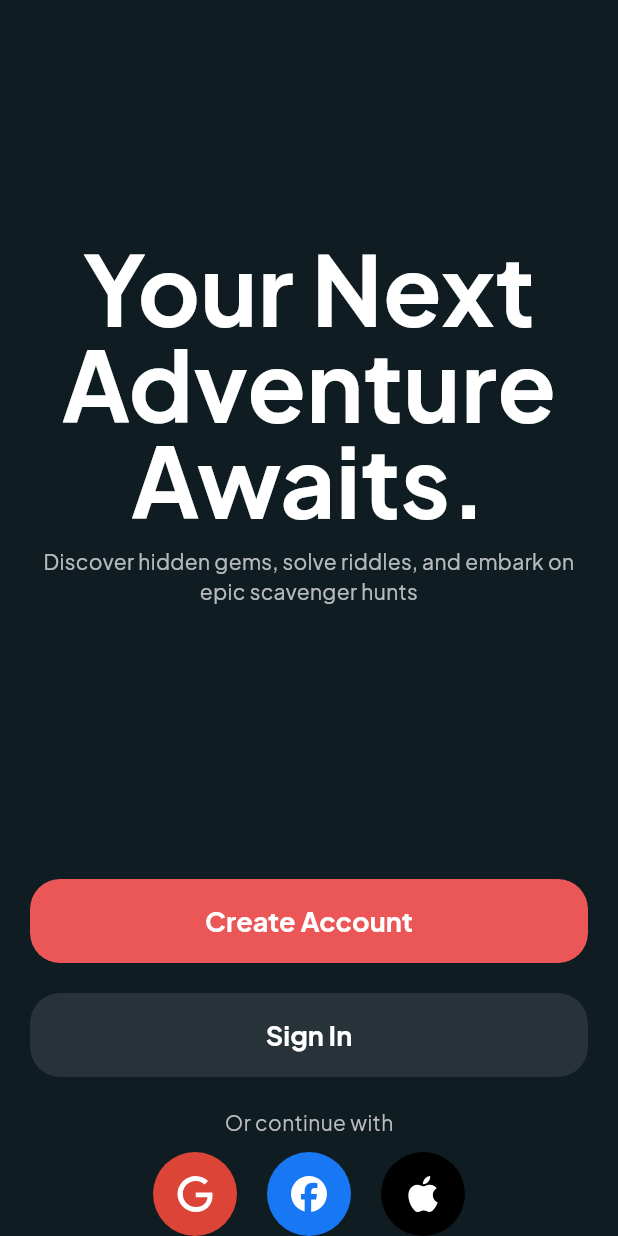
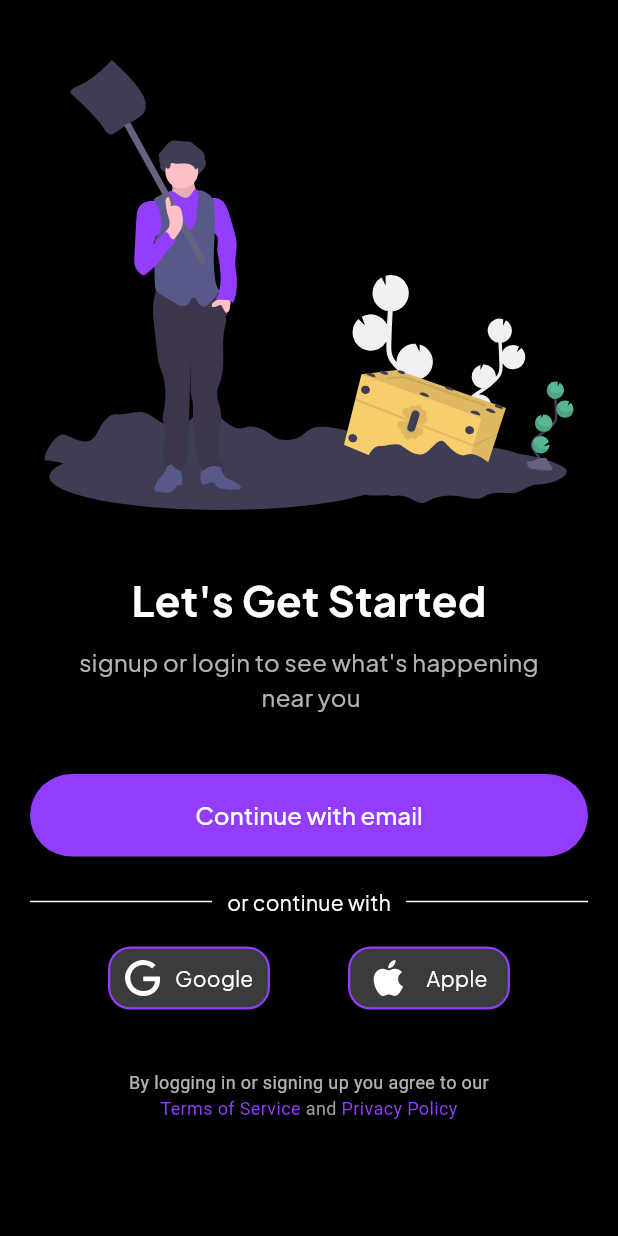
Before and after one commit to Sinmiloluwa/treasure-hunt-new, a Flutter app: the screen it shows after launch, on a phone screen of 412 x 824 dp. Run offline on Flutter 3.47's test engine with Material 3 defaults, Android fonts, the phone set to English and light mode, and no system bars; our stand-ins replace animated_text_kit, cached_network_image, flutter_svg, google_maps_flutter, shared_preferences, shimmer.

Commit message:
reset app

```diff
--- a/lib/main.dart
+++ b/lib/main.dart
@@ -16,8 +16,11 @@ class TreasureHuntApp extends StatelessWidget {
       theme: ThemeData(
         brightness: Brightness.dark,
         fontFamily: 'Jakarta',
-        primaryColor: const Color(0xFF0f1c22),
-        scaffoldBackgroundColor: const Color(0xFF0f1c22),
+        colorScheme: const ColorScheme.dark(
+          primary: Colors.black,
+          surface: Colors.black,
+          secondary: Colors.white,
+        ),
         elevatedButtonTheme: ElevatedButtonThemeData(
           style: ElevatedButton.styleFrom(
             backgroundColor: const Color(0xFF0f1c22),
--- a/lib/pages/profile_screen.dart
+++ b/lib/pages/profile_screen.dart
@@ -47,7 +47,7 @@ class ProfileScreen extends StatelessWidget {
                   bottom: 8,
                   right: 8,
                   child: Container(
-                    decoration: BoxDecoration(
+                    decoration: const BoxDecoration(
                       color: Colors.blueAccent,
                       shape: BoxShape.circle,
                     ),
@@ -86,7 +86,7 @@ class ProfileScreen extends StatelessWidget {
                 length: 3,
                 child: Column(
                   children: [
-                    TabBar(
+                    const TabBar(
                       indicatorColor: Color(0xFF17a3eb),
                       tabs: [
                         Tab(
--- a/lib/screens/welcome_screen.dart
+++ b/lib/screens/welcome_screen.dart
@@ -1,4 +1,5 @@
 import 'package:flutter/material.dart';
+import 'package:flutter_svg/svg.dart';
 import 'package:treasure_hunt/pages/home_screen.dart';
 import 'package:treasure_hunt/widgets/custom_buttons.dart';
 import 'package:treasure_hunt/widgets/social_buttons.dart';
@@ -11,7 +12,8 @@ class WelcomeScreen extends StatelessWidget {
     Navigator.pushReplacement(
       context,
       PageRouteBuilder(
-        pageBuilder: (context, animation, secondaryAnimation) => const WidgetTree(),
+        pageBuilder: (context, animation, secondaryAnimation) =>
+            const WidgetTree(),
         transitionDuration: Duration.zero, // Instant transition
         reverseTransitionDuration: Duration.zero,
       ),
@@ -21,91 +23,135 @@ class WelcomeScreen extends StatelessWidget {
   @override
   Widget build(BuildContext context) {
     return Scaffold(
-      backgroundColor: const Color(0xFF0f1c22),
       body: SafeArea(
         child: Padding(
-          padding: const EdgeInsets.symmetric(horizontal: 20.0),
-          child: Padding(
-            padding: const EdgeInsets.only(top: 160.0),
+          padding: const EdgeInsets.only(left: 20.0, top: 40.0, right: 20.0),
           child: Column(
-              mainAxisAlignment: MainAxisAlignment.spaceBetween,
-              crossAxisAlignment: CrossAxisAlignment.center,
+              mainAxisAlignment: MainAxisAlignment.start,
+              crossAxisAlignment: CrossAxisAlignment.stretch,
               children: [
-                const Column(children: [
-                  Text(
-                    'Your Next\nAdventure\nAwaits.',
+                SvgPicture.asset(
+                  'assets/icons/splash.svg',
+                  width: 300, // optional
+                  height: 300, // optional
+                ),
+                const SizedBox(height: 40),
+                const Text(
+                  'Let\'s Get Started',
                   textAlign: TextAlign.center,
                   style: TextStyle(
-                      fontFamily: 'Jakarta',
-                      fontSize: 64,
+                    fontSize: 28,
                     fontWeight: FontWeight.bold,
                     color: Colors.white,
-                      height: 1.0,
                   ),
                 ),
-                  SizedBox(height: 12),
-                  Text(
-                    'Discover hidden gems, solve riddles, and embark on epic scavenger hunts',
+                const SizedBox(height: 10),
+                const Text(
+                  'signup or login to see what\'s happening \n near you',
                   textAlign: TextAlign.center,
                   style: TextStyle(
-                      fontFamily: 'Jakarta',
+                    fontSize: 16,
                     color: Colors.white70,
                   ),
                 ),
-                ]),
-                Column(
-                  children: [
-                    CustomButton(
-                      label: 'Create Account',
-                      type: ButtonType.primary,
-                      onPressed: () => _navigateToHome(context)
+                const SizedBox(height: 40),
+                TextButton(
+                  style: TextButton.styleFrom(
+                    backgroundColor: const Color(0xFF933DFC),
+                    padding: const EdgeInsets.symmetric(vertical: 16.0),
+                    shape: RoundedRectangleBorder(
+                      borderRadius: BorderRadius.circular(50.0),
+                    ),
+                  ),
+                  onPressed: () {
+                    Navigator.push(context, MaterialPageRoute(builder: (context) => const HomeScreen()));
+                  },
+                  child: const Text('Continue with email',
+                      style: TextStyle(color: Colors.white, fontSize: 16)),
                 ),
                 const SizedBox(height: 20),
-                    CustomButton(
-                      label: 'Sign In',
-                      type: ButtonType.secondary,
-                      onPressed: () => _navigateToHome(context)
-                    ),
-                    const SizedBox(height: 20),
-                    Text(
-                      'Or continue with',
-                      style: TextStyle(
-                        fontFamily: 'Jakarta',
-                        color: Colors.grey[400],
+                const Row(
+                  children: [
+                    Expanded(
+                      child: Divider(
+                        color: Colors.white,
+                        thickness: 1,
+                        endIndent: 10,
                       ),
                     ),
-                    const SizedBox(height: 10),
-                    Row(mainAxisAlignment: MainAxisAlignment.center, children: [
-                      SocialButton(
-                        backgroundColor: const Color(0xFFDB4437), // Google red
-                        assetPath: 'assets/icons/google_white.svg',
-                        onTap: () {
-                          print('Google login');
-                        },
+                    Text(
+                      'or continue with',
+                      style: TextStyle(
+                        color: Colors.white,
+                        fontSize: 14,
                       ),
-                      const SizedBox(width: 20),
-                      SocialButton(
-                        backgroundColor:
-                            const Color(0xFF1877F2), // Facebook blue
-                        assetPath: 'assets/icons/face_white.svg',
-                        onTap: () {
-                          print('Facebook login');
-                        },
                     ),
-                      const SizedBox(width: 20),
-                      SocialButton(
-                        backgroundColor: Colors.black, // Apple black
-                        assetPath: 'assets/icons/apple_white.svg',
-                        onTap: () {
-                          print('Apple login');
-                        },
+                    Expanded(
+                      child: Divider(
+                        color: Colors.white,
+                        thickness: 1,
+                        indent: 10,
                       ),
-                    ]),
-                  ],
                     ),
                   ],
                 ),
+                const SizedBox(height: 20),
+                Row(
+                  mainAxisAlignment: MainAxisAlignment.spaceEvenly,
+                  children: [
+                    SocialButton(
+                      assetPath: 'assets/icons/google_white.svg',
+                      onTap: () {},
+                      backgroundColor: const Color(0xFF3A3B3D),
+                      text: 'Google',
                     ),
+                    SocialButton(
+                      assetPath: 'assets/icons/apple_white.svg',
+                      onTap: () {},
+                      backgroundColor: const Color(0xFF3A3B3D),
+                      text: 'Apple',
+                    ),
+                  ],
+                ),
+                const SizedBox(height: 40),
+                const Text.rich(
+                  TextSpan(
+                    children: [
+                      TextSpan(
+                        text: 'By logging in or signing up you agree to our \n',
+                        style: TextStyle(
+                          color: Colors.white70,
+                          fontSize: 12,
+                        ),
+                      ),
+                      TextSpan(
+                        text: 'Terms of Service',
+                        style: TextStyle(
+                          color: Color(0xFF933DFC),
+                          fontSize: 12,
+                        ),
+                        // Add gesture recognizer if needed
+                      ),
+                      TextSpan(
+                        text: ' and ',
+                        style: TextStyle(
+                          color: Colors.grey,
+                          fontSize: 12,
+                        ),
+                      ),
+                      TextSpan(
+                        text: 'Privacy Policy',
+                        style: TextStyle(
+                          color: Color(0xFF933DFC),
+                          fontSize: 12,
+                        ),
+                        // Add gesture recognizer if needed
+                      ),
+                    ],
+                  ),
+                  textAlign: TextAlign.center,
+                ),
+              ]),
         ),
       ),
     );
--- a/lib/widgets/social_buttons.dart
+++ b/lib/widgets/social_buttons.dart
@@ -5,12 +5,14 @@ class SocialButton extends StatelessWidget {
   final String assetPath;
   final Color backgroundColor;
   final VoidCallback onTap;
+  final String text;
 
   const SocialButton({
     super.key,
     required this.assetPath,
     required this.backgroundColor,
     required this.onTap,
+    required this.text,
   });
 
   @override
@@ -21,20 +23,31 @@ class SocialButton extends StatelessWidget {
         scale: 1,
         duration: const Duration(milliseconds: 200),
         child: Container(
-          width: 56,
-          height: 56,
+          width: 108,
+          height: 42,
           decoration: BoxDecoration(
             color: backgroundColor,
-            shape: BoxShape.circle,
+            border: Border.all(color: const Color(0xFF933DFC), width: 1.5),
+            borderRadius: BorderRadius.circular(15),
           ),
-          child: Center(
-            child: SvgPicture.asset(
+          child: Row(
+            mainAxisAlignment: MainAxisAlignment.spaceEvenly,
+            children: [
+              SvgPicture.asset(
                 assetPath,
                 width: 24,
                 height: 24,
                 colorFilter:
                     const ColorFilter.mode(Colors.white, BlendMode.srcIn),
               ),
+              Text(
+                text,
+                style: const TextStyle(
+                  color: Colors.white,
+                  fontSize: 14,
+                ),
+              ),
+            ],
           ),
         ),
       ),
```
Also changed, not shown: lib/constants/text_styles.dart (added, +27 -0 lines), lib/pages/home_screen.dart (+52 -112 lines), lib/screens/splash_screen.dart (+6 -22 lines), lib/widgets/widget_tree.dart (+11 -2 lines), assets/icons/6785156.jpg (added), assets/icons/splash.svg (added). Lines whose indentation alone changed are shown as unchanged.
